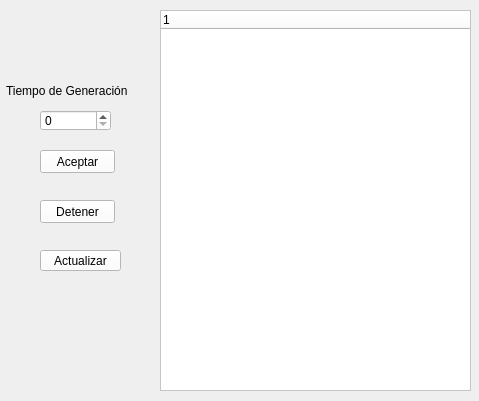
Qt form ventanaarbolvida.ui (DavidCrgh/Tarea_Programa_Estructuras_2) before a commit.
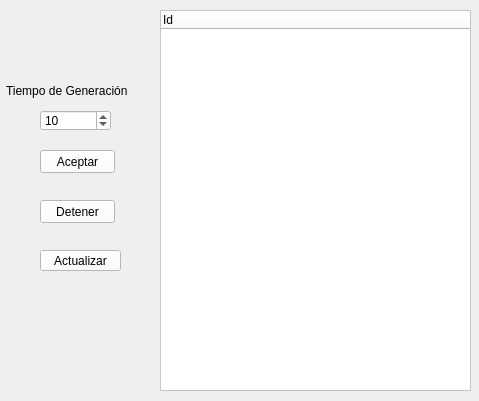
The same form after that commit. Icons and pictures are not drawn.

Diff of the .ui file:
```diff
--- a/ventanaarbolvida.ui
+++ b/ventanaarbolvida.ui
@@ -69,6 +69,9 @@
     <property name="styleSheet">
      <string notr="true">background-color: rgb(255, 255, 255);</string>
     </property>
+    <property name="value">
+     <number>10</number>
+    </property>
    </widget>
    <widget class="QLabel" name="label">
     <property name="geometry">
@@ -101,7 +104,7 @@
     </property>
     <column>
      <property name="text">
-      <string/>
+      <string>Id</string>
      </property>
     </column>
    </widget>
```
